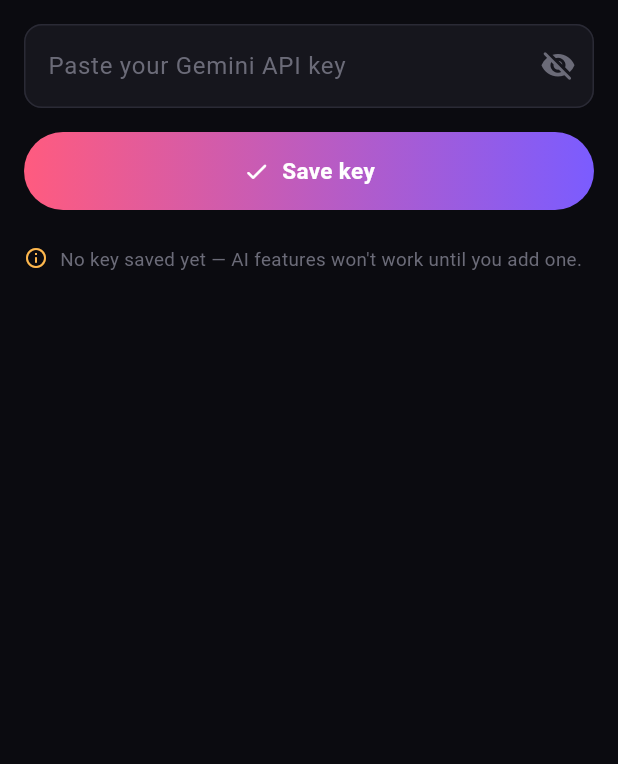
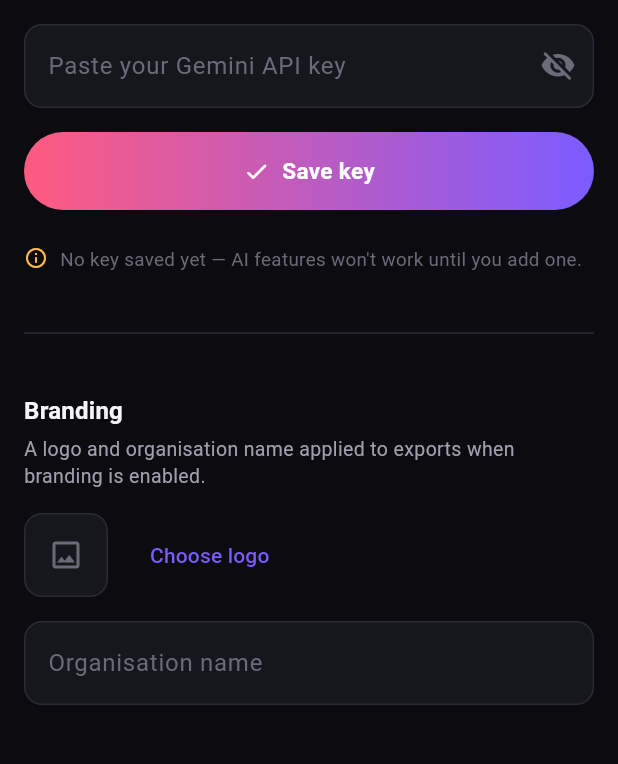
Before and after one commit to leanmuzveba/LuxStudio, a Flutter app: the screen it shows after launch, after a tap on the "settings" icon, on a phone screen of 412 x 824 dp, the part 270-1034 px from its top. Run offline on Flutter 3.47's test engine with Material 3 defaults, Android fonts, the phone set to English and light mode, and no system bars; our stand-ins replace file_picker, flutter_secure_storage, google_generative_ai, image_picker, video_player; missing offline and left inert: ffmpeg_kit_flutter_new.

Commit message:
Phase 10: real branding (logo + organisation name)
Adds BrandSettings + BrandSettingsStore, persisted as a small JSON file
under the app's documents directory (global, not per-project — unlike the
Gemini API key it's not a secret, so plain storage rather than
flutter_secure_storage). The Settings screen gets a Branding section:
pick a logo (image_picker, copied into the app sandbox so it survives
past the picker's own temp file), set an organisation name, both
autosaved.

AppState loads brand settings at startup and exposes a reloadBrandSettings()
called after returning from Settings, so the export screen's branding
toggles reflect what's actually configured — "No logo set — add one in
Settings" vs. the real logo/org name — instead of the previous static,
disconnected descriptions. Actually burning the logo/org name into
exported video pixels is the next phase's job (export); this phase is
about the settings existing, persisting, and being visibly wired up.

Co-Authored-By: Claude Sonnet 5 <noreply@anthropic.com>
Claude-Session: https://claude.ai/code/session_017TgwEXwJAKCRsByX72ytMh

```diff
--- a/LuxStudio/lib/main.dart
+++ b/LuxStudio/lib/main.dart
@@ -44,6 +44,7 @@ class _LuxStudioAppState extends State<LuxStudioApp> {
     appState.tryRecoverLastProject().whenComplete(() {
       if (mounted) setState(() => _checkedRecovery = true);
     });
+    appState.reloadBrandSettings();
   }
 
   @override
--- /dev/null
+++ b/LuxStudio/lib/models/brand_settings.dart
@@ -0,0 +1,21 @@
+/// Reusable branding details — a logo and organisation name — applied
+/// across exports when branding is enabled. Global to the app (not tied
+/// to one project), so they carry over to every new sermon imported.
+class BrandSettings {
+  final String? logoPath;
+  final String organizationName;
+
+  const BrandSettings({this.logoPath, this.organizationName = ''});
+
+  static const empty = BrandSettings();
+
+  Map<String, dynamic> toJson() => {
+        'logoPath': logoPath,
+        'organizationName': organizationName,
+      };
+
+  factory BrandSettings.fromJson(Map<String, dynamic> json) => BrandSettings(
+        logoPath: json['logoPath'] as String?,
+        organizationName: json['organizationName'] as String? ?? '',
+      );
+}
--- a/LuxStudio/lib/screens/import_processing_screen.dart
+++ b/LuxStudio/lib/screens/import_processing_screen.dart
@@ -92,7 +92,9 @@ class _ImportProcessingScreenState extends State<ImportProcessingScreen> {
           IconButton(
             icon: const Icon(Icons.settings_rounded),
             tooltip: 'Settings',
-            onPressed: () => Navigator.of(context).pushNamed(AppRoutes.settings),
+            onPressed: () => Navigator.of(context)
+                .pushNamed(AppRoutes.settings)
+                .then((_) => appState.reloadBrandSettings()),
           ),
         ],
       ),
--- a/LuxStudio/lib/screens/settings_screen.dart
+++ b/LuxStudio/lib/screens/settings_screen.dart
@@ -1,14 +1,23 @@
+import 'dart:async';
+import 'dart:io';
+
 import 'package:flutter/material.dart';
+import 'package:image_picker/image_picker.dart';
 
+import '../models/brand_settings.dart';
+import '../services/brand_settings_store.dart';
 import '../services/secure_settings.dart';
 import '../theme/app_theme.dart';
 import '../widgets/gradient_button.dart';
 
-/// Settings — where the user's own Gemini API key lives.
+/// Settings — the user's own Gemini API key, and reusable branding
+/// (logo + organisation name) applied across exports.
 ///
-/// Stored via [SecureSettings] (Android Keystore-backed secure storage),
-/// entered at runtime. Never hardcoded, never in source control, never
-/// compiled into the APK.
+/// The API key is stored via [SecureSettings] (Android Keystore-backed
+/// secure storage), entered at runtime — never hardcoded, never in source
+/// control, never compiled into the APK. Branding is stored via
+/// [BrandSettingsStore] (a plain JSON file — a logo path and org name
+/// aren't secrets).
 class SettingsScreen extends StatefulWidget {
   const SettingsScreen({super.key});
 
@@ -18,32 +27,66 @@ class SettingsScreen extends StatefulWidget {
 
 class _SettingsScreenState extends State<SettingsScreen> {
   final _secureSettings = SecureSettings();
+  final _brandSettingsStore = BrandSettingsStore();
   final _controller = TextEditingController();
+  final _orgNameController = TextEditingController();
   bool _obscure = true;
   bool _loading = true;
   bool _saving = false;
   bool _hasSavedKey = false;
+  BrandSettings _brandSettings = BrandSettings.empty;
+  bool _pickingLogo = false;
 
   @override
   void initState() {
     super.initState();
-    _loadKey();
+    _loadSettings();
   }
 
   @override
   void dispose() {
     _controller.dispose();
+    _orgNameController.dispose();
     super.dispose();
   }
 
-  Future<void> _loadKey() async {
+  Future<void> _loadSettings() async {
     final key = await _secureSettings.getGeminiApiKey();
+    final brand = await _brandSettingsStore.load();
     if (!mounted) return;
     setState(() {
       _controller.text = key ?? '';
       _hasSavedKey = key != null && key.isNotEmpty;
+      _brandSettings = brand;
+      _orgNameController.text = brand.organizationName;
       _loading = false;
     });
+  }
+
+  Future<void> _pickLogo() async {
+    setState(() => _pickingLogo = true);
+    try {
+      final picked = await ImagePicker().pickImage(source: ImageSource.gallery);
+      if (picked == null) return;
+      final updated = await _brandSettingsStore.updateLogo(_brandSettings, picked.path);
+      if (!mounted) return;
+      setState(() => _brandSettings = updated);
+    } finally {
+      if (mounted) setState(() => _pickingLogo = false);
+    }
+  }
+
+  Future<void> _removeLogo() async {
+    final updated = BrandSettings(organizationName: _brandSettings.organizationName);
+    await _brandSettingsStore.save(updated);
+    if (!mounted) return;
+    setState(() => _brandSettings = updated);
+  }
+
+  void _onOrgNameChanged(String value) {
+    final updated = BrandSettings(logoPath: _brandSettings.logoPath, organizationName: value);
+    _brandSettings = updated;
+    unawaited(_brandSettingsStore.save(updated));
   }
 
   Future<void> _save() async {
@@ -160,6 +203,82 @@ class _SettingsScreenState extends State<SettingsScreen> {
                     ),
                   ],
                 ),
+                const SizedBox(height: Gaps.xl),
+                const Divider(color: AppColors.border),
+                const SizedBox(height: Gaps.xl),
+                Text('Branding', style: Theme.of(context).textTheme.titleMedium),
+                const SizedBox(height: Gaps.xs),
+                const Text(
+                  'A logo and organisation name applied to exports when '
+                  'branding is enabled.',
+                  style: TextStyle(fontSize: 13, color: AppColors.textSecondary, height: 1.4),
+                ),
+                const SizedBox(height: Gaps.md),
+                Row(
+                  children: [
+                    Container(
+                      width: 56,
+                      height: 56,
+                      decoration: BoxDecoration(
+                        color: AppColors.surface,
+                        borderRadius: BorderRadius.circular(12),
+                        border: Border.all(color: AppColors.border),
+                      ),
+                      clipBehavior: Clip.antiAlias,
+                      child: _brandSettings.logoPath == null
+                          ? const Icon(Icons.image_outlined, color: AppColors.textMuted)
+                          : Image.file(File(_brandSettings.logoPath!), fit: BoxFit.cover),
+                    ),
+                    const SizedBox(width: Gaps.md),
+                    Expanded(
+                      child: Column(
+                        crossAxisAlignment: CrossAxisAlignment.start,
+                        mainAxisSize: MainAxisSize.min,
+                        children: [
+                          TextButton(
+                            onPressed: _pickingLogo ? null : _pickLogo,
+                            child: Text(
+                              _pickingLogo
+                                  ? 'Opening picker…'
+                                  : _brandSettings.logoPath == null
+                                      ? 'Choose logo'
+                                      : 'Change logo',
+                            ),
+                          ),
+                          if (_brandSettings.logoPath != null)
+                            TextButton(
+                              onPressed: _removeLogo,
+                              child: const Text('Remove logo'),
+                            ),
+                        ],
+                      ),
+                    ),
+                  ],
+                ),
+                const SizedBox(height: Gaps.md),
+                TextField(
+                  controller: _orgNameController,
+                  onChanged: _onOrgNameChanged,
+                  style: const TextStyle(color: AppColors.textPrimary),
+                  decoration: InputDecoration(
+                    filled: true,
+                    fillColor: AppColors.surface,
+                    hintText: 'Organisation name',
+                    hintStyle: const TextStyle(color: AppColors.textMuted),
+                    border: OutlineInputBorder(
+                      borderRadius: BorderRadius.circular(12),
+                      borderSide: const BorderSide(color: AppColors.border),
+                    ),
+                    enabledBorder: OutlineInputBorder(
+                      borderRadius: BorderRadius.circular(12),
+                      borderSide: const BorderSide(color: AppColors.border),
+                    ),
+                    focusedBorder: OutlineInputBorder(
+                      borderRadius: BorderRadius.circular(12),
+                      borderSide: const BorderSide(color: AppColors.accent),
+                    ),
+                  ),
+                ),
               ],
             ),
     );
--- /dev/null
+++ b/LuxStudio/lib/services/brand_settings_store.dart
@@ -0,0 +1,68 @@
+import 'dart:convert';
+import 'dart:io';
+
+import 'package:path_provider/path_provider.dart';
+
+import '../models/brand_settings.dart';
+
+/// Persists [BrandSettings] as a small JSON file under the app's
+/// documents directory — global app settings, not tied to one project,
+/// so they're separate from [ProjectStore]'s per-project snapshots.
+///
+/// Uses synchronous dart:io calls, same reasoning as [ProjectStore]: small
+/// files, and it sidesteps a real-world quirk where the async I/O path
+/// was observed taking multiple real seconds in a sandboxed environment
+/// while the equivalent sync call returned instantly.
+class BrandSettingsStore {
+  BrandSettingsStore({Future<Directory> Function()? documentsDirProvider})
+      : _documentsDirProvider = documentsDirProvider ?? getApplicationDocumentsDirectory;
+
+  final Future<Directory> Function() _documentsDirProvider;
+
+  Future<File> _settingsFile() async {
+    final docs = await _documentsDirProvider();
+    return File('${docs.path}/brand_settings.json');
+  }
+
+  Future<BrandSettings> load() async {
+    try {
+      final file = await _settingsFile();
+      if (!file.existsSync()) return BrandSettings.empty;
+      final json = jsonDecode(file.readAsStringSync()) as Map<String, dynamic>;
+      return BrandSettings.fromJson(json);
+    } catch (_) {
+      return BrandSettings.empty;
+    }
+  }
+
+  Future<void> save(BrandSettings settings) async {
+    try {
+      final file = await _settingsFile();
+      file.writeAsStringSync(jsonEncode(settings.toJson()));
+    } catch (_) {
+      // Best-effort — a failed write shouldn't crash the settings screen.
+    }
+  }
+
+  /// Copies the picked image into the app sandbox (so it survives even if
+  /// the OS clears the picker's temp/cache file) and saves it as the
+  /// current logo.
+  Future<BrandSettings> updateLogo(BrandSettings current, String pickedImagePath) async {
+    try {
+      final docs = await _documentsDirProvider();
+      final brandDir = Directory('${docs.path}/brand');
+      if (!brandDir.existsSync()) brandDir.createSync(recursive: true);
+
+      final dotIndex = pickedImagePath.lastIndexOf('.');
+      final ext = dotIndex == -1 ? '.png' : pickedImagePath.substring(dotIndex);
+      final destPath = '${brandDir.path}/logo$ext';
+      File(pickedImagePath).copySync(destPath);
+
+      final updated = BrandSettings(logoPath: destPath, organizationName: current.organizationName);
+      await save(updated);
+      return updated;
+    } catch (_) {
+      return current;
+    }
+  }
+}
--- a/LuxStudio/lib/state/app_state.dart
+++ b/LuxStudio/lib/state/app_state.dart
@@ -4,11 +4,13 @@ import 'dart:io';
 import 'package:flutter/foundation.dart';
 
 import '../models/ai_clip.dart';
+import '../models/brand_settings.dart';
 import '../models/export_destination.dart';
 import '../models/processing_step.dart';
 import '../models/silence_range.dart';
 import '../models/transcript_segment.dart';
 import '../models/video_project.dart';
+import '../services/brand_settings_store.dart';
 import '../services/ffmpeg_service.dart';
 import '../services/gemini_service.dart';
 import '../services/project_store.dart';
@@ -20,16 +22,27 @@ import '../services/project_store.dart';
 /// linear and small enough that a plain ChangeNotifier plus
 /// [AnimatedBuilder]/[ListenableBuilder] keeps the example dependency-free.
 class AppState extends ChangeNotifier {
-  AppState({ProjectStore? projectStore, FfmpegService? ffmpegService, GeminiService? geminiService})
-      : _projectStore = projectStore ?? ProjectStore(),
+  AppState({
+    ProjectStore? projectStore,
+    FfmpegService? ffmpegService,
+    GeminiService? geminiService,
+    BrandSettingsStore? brandSettingsStore,
+  })  : _projectStore = projectStore ?? ProjectStore(),
         _ffmpegService = ffmpegService ?? FfmpegService(),
-        _geminiService = geminiService ?? GeminiService();
+        _geminiService = geminiService ?? GeminiService(),
+        _brandSettingsStore = brandSettingsStore ?? BrandSettingsStore();
 
   final ProjectStore _projectStore;
   final FfmpegService _ffmpegService;
   final GeminiService _geminiService;
+  final BrandSettingsStore _brandSettingsStore;
 
   VideoProject? project;
+
+  /// Global branding (logo + org name) — set in the Settings screen,
+  /// applied across exports when enabled. Refresh with
+  /// [reloadBrandSettings] after the user edits it there.
+  BrandSettings brandSettings = BrandSettings.empty;
 
   /// Which pipeline stage the import screen is currently animating.
   int processingStageIndex = 0;
@@ -299,6 +312,13 @@ class AppState extends ChangeNotifier {
     }
   }
 
+  /// Refreshes [brandSettings] from disk — call after the user edits
+  /// branding in the Settings screen.
+  Future<void> reloadBrandSettings() async {
+    brandSettings = await _brandSettingsStore.load();
+    notifyListeners();
+  }
+
   /// Loads the most recently active project (if any) from disk, so the
   /// user can pick up where they left off after an unexpected close.
   /// Silently does nothing if there's nothing to recover — see
```
Also changed, not shown: LuxStudio/lib/screens/export_share_screen.dart (+20 -1 lines).
